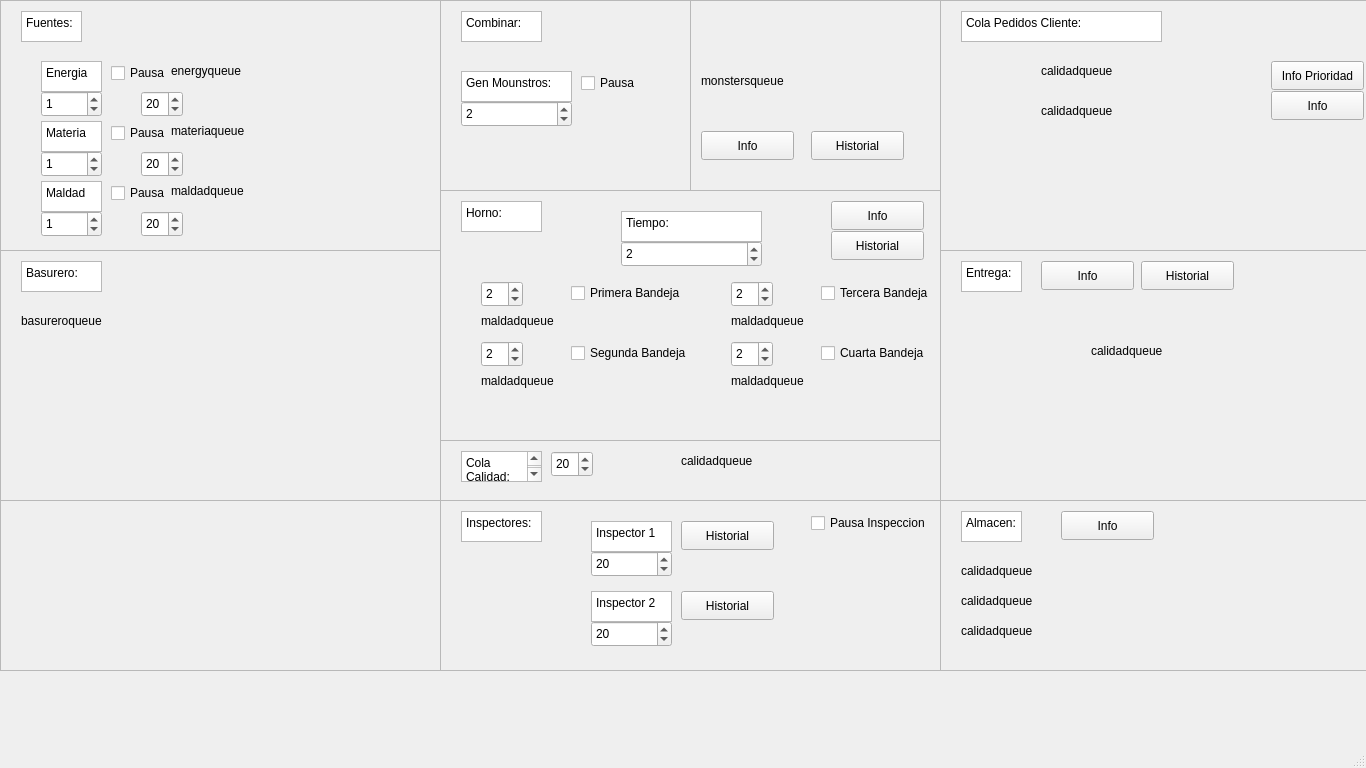
Before: the Qt Designer form MonsterFactory/mainwindow.ui in arty4325/IC2001-MonsterFactory, drawn with Qt 5.
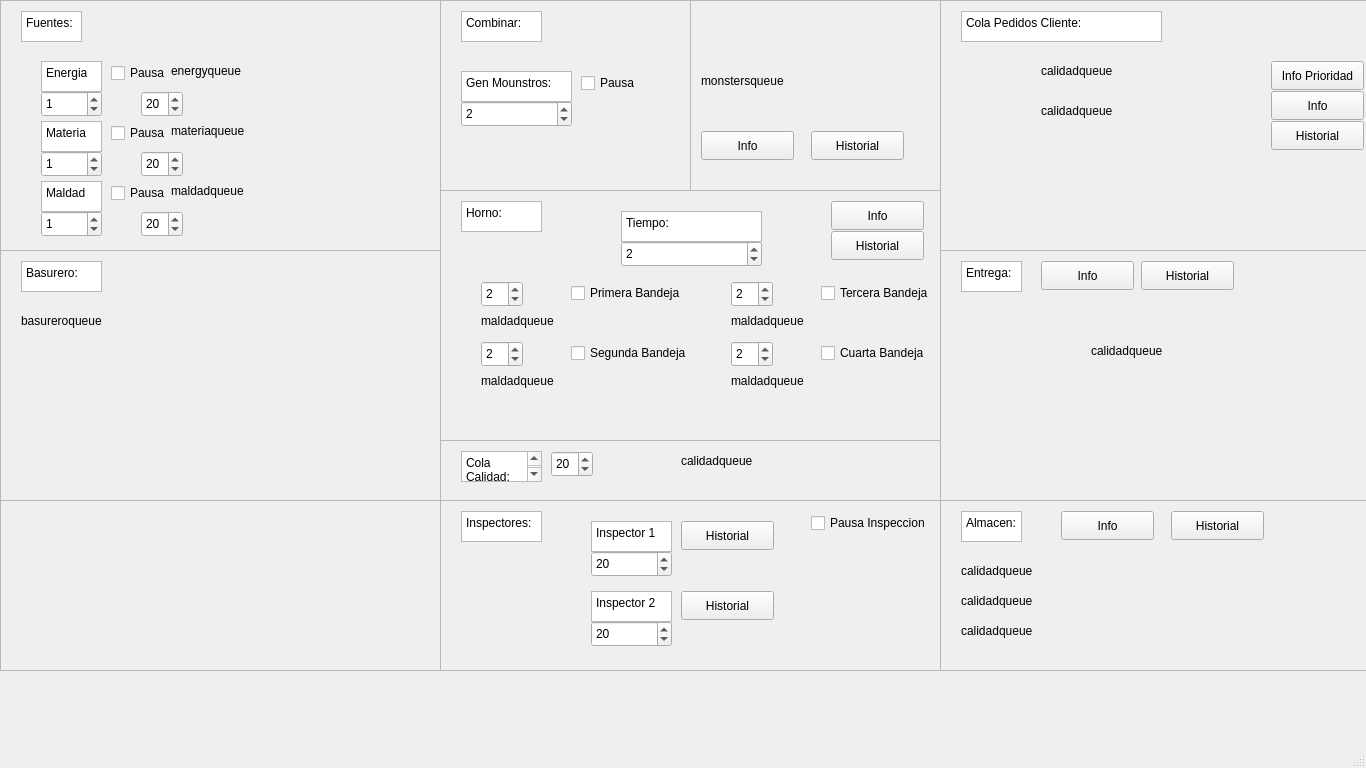
After: the same form once the commit is applied.

The edit to the form file:
```diff
--- a/MonsterFactory/mainwindow.ui
+++ b/MonsterFactory/mainwindow.ui
@@ -261,6 +261,19 @@
        <string>Info</string>
       </property>
      </widget>
+     <widget class="QPushButton" name="historialPedidos">
+      <property name="geometry">
+       <rect>
+        <x>330</x>
+        <y>120</y>
+        <width>93</width>
+        <height>29</height>
+       </rect>
+      </property>
+      <property name="text">
+       <string>Historial</string>
+      </property>
+     </widget>
     </widget>
    </widget>
    <widget class="QScrollArea" name="scrollArea_6">
@@ -790,6 +803,19 @@
        <string>Info</string>
       </property>
      </widget>
+     <widget class="QPushButton" name="historialAlmacen">
+      <property name="geometry">
+       <rect>
+        <x>230</x>
+        <y>10</y>
+        <width>93</width>
+        <height>29</height>
+       </rect>
+      </property>
+      <property name="text">
+       <string>Historial</string>
+      </property>
+     </widget>
     </widget>
    </widget>
    <widget class="QScrollArea" name="scrollArea_11">
```
